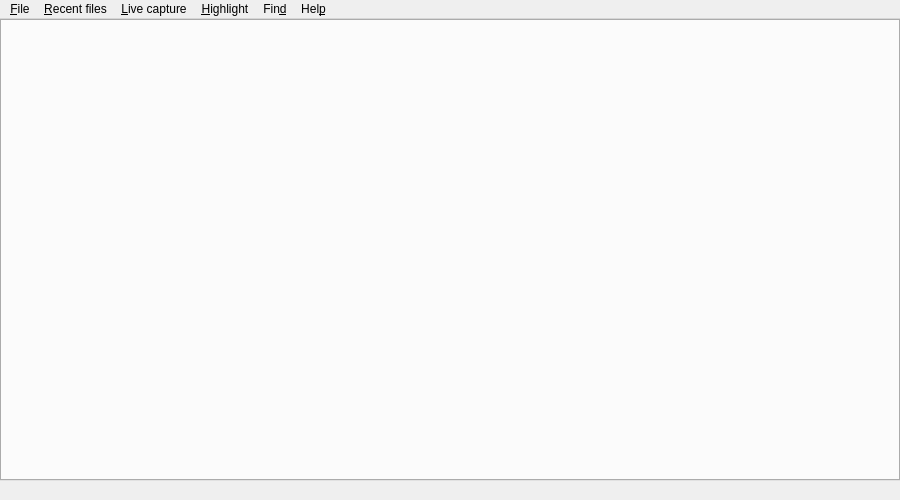
Qt form src/mainwindow.ui (tableau/tableau-log-viewer) before a commit.
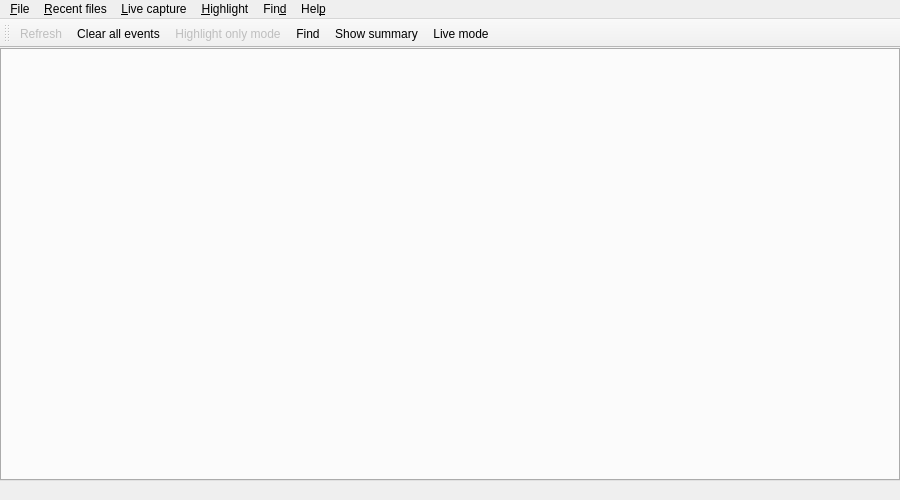
The same form after that commit. Icons and pictures are not drawn.

Commit message: Added toolbar + icons

Patch:
```diff
--- a/src/mainwindow.ui
+++ b/src/mainwindow.ui
@@ -168,6 +168,38 @@
    <addaction name="menuFind"/>
    <addaction name="menuHelp"/>
   </widget>
+  <widget class="QToolBar" name="toolBar">
+   <property name="enabled">
+    <bool>true</bool>
+   </property>
+   <property name="contextMenuPolicy">
+    <enum>Qt::ActionsContextMenu</enum>
+   </property>
+   <property name="windowTitle">
+    <string>Show Toolbar</string>
+   </property>
+   <property name="iconSize">
+    <size>
+     <width>18</width>
+     <height>18</height>
+    </size>
+   </property>
+   <property name="toolButtonStyle">
+    <enum>Qt::ToolButtonTextUnderIcon</enum>
+   </property>
+   <attribute name="toolBarArea">
+    <enum>TopToolBarArea</enum>
+   </attribute>
+   <attribute name="toolBarBreak">
+    <bool>false</bool>
+   </attribute>
+   <addaction name="actionRefresh"/>
+   <addaction name="actionClear_all_events"/>
+   <addaction name="actionHighlight_only_mode"/>
+   <addaction name="actionFind"/>
+   <addaction name="actionShow_summary"/>
+   <addaction name="actionTail_current_tab"/>
+  </widget>
   <action name="actionOpen_in_new_tab">
    <property name="text">
     <string>&amp;Open in new tab...</string>
@@ -338,6 +370,13 @@
    </property>
   </action>
   <action name="actionClear_all_events">
+   <property name="enabled">
+    <bool>true</bool>
+   </property>
+   <property name="icon">
+    <iconset resource="resources.qrc">
+     <normaloff>:/ctx-clear.png</normaloff>:/ctx-clear.png</iconset>
+   </property>
    <property name="text">
     <string>Clear all &amp;events</string>
    </property>
```
Left out of the diff: 24 changed lines with no effect on the pictures. The commit also changes 14 other files.
